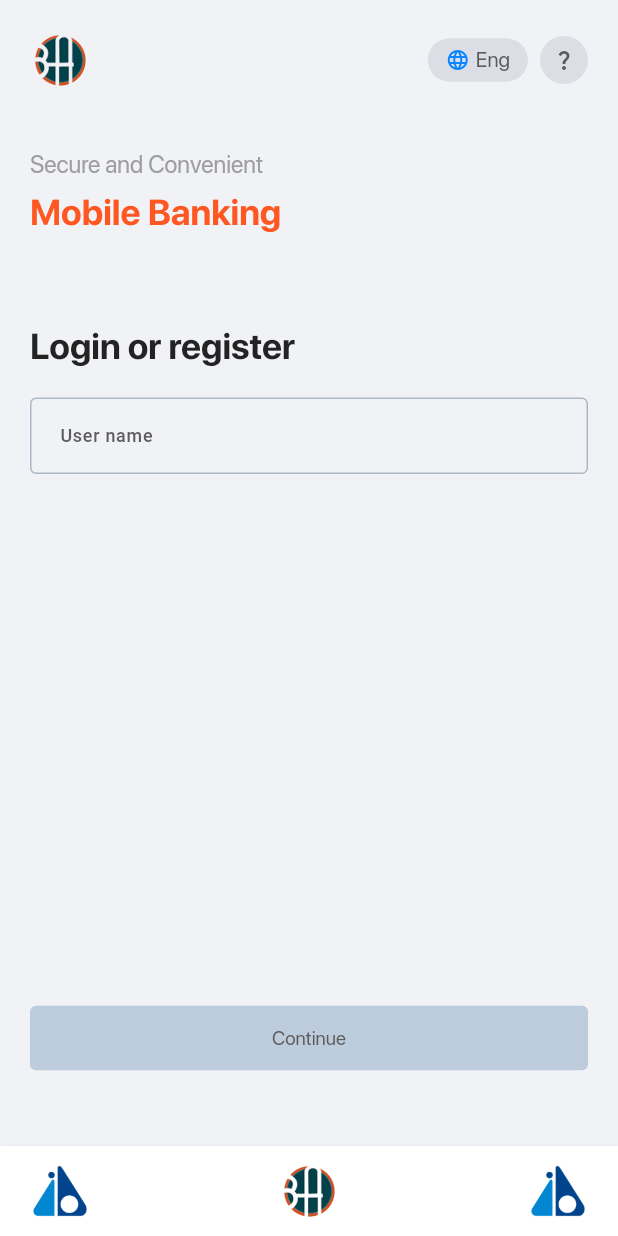
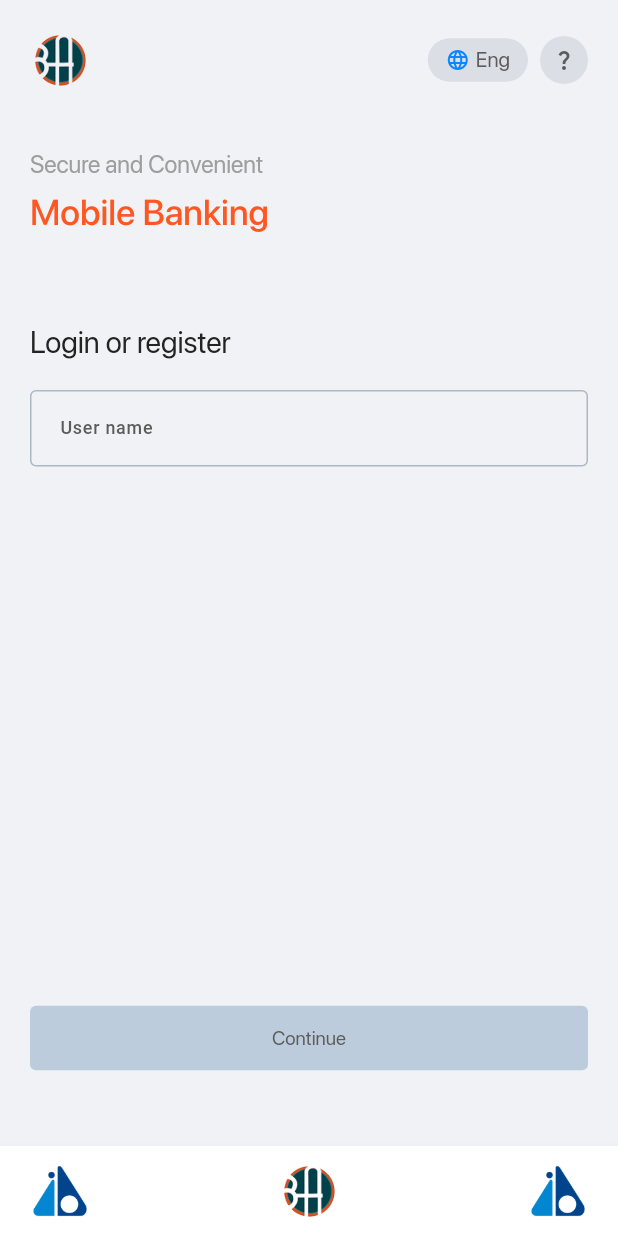
Before and after one commit to jiwantadhital/mdabali_report, a Flutter app: the screen it shows after launch, on a phone screen of 412 x 824 dp. Run offline on Flutter 3.47's test engine with Material 3 defaults, Android fonts, the phone set to English and light mode, and no system bars; our stand-ins replace bloc, equatable, fl_chart, flutter_bloc, flutter_sizer, get and 4 more; statements that could not run were skipped.

Commit message:
modified font weight of text

```diff
--- a/lib/view/login_page.dart
+++ b/lib/view/login_page.dart
@@ -27,12 +27,6 @@ class _LoginPageState extends State<LoginPage> {
 
     bool isValid(String mobile) {
       return mobile.isNotEmpty;
-    }
-
-    @override
-    void dispose() {
-      mobileNotifier.dispose();
-      super.dispose();
     }
 
     var colorScheme = Theme.of(context).colorScheme;
@@ -107,13 +101,13 @@ class _LoginPageState extends State<LoginPage> {
                   text: 'Mobile Banking',
                   fontSize: 24,
                   color: Colors.deepOrange,
-                  weight: FontWeight.bold,
+                  weight: FontWeight.w500,
                 ),
                 const SizedBox(height: 60),
                 CustomText(
                   text: 'Login or register',
-                  fontSize: 24,
-                  weight: FontWeight.bold,
+                  fontSize: 20,
+                  weight: FontWeight.w400,
                 ),
 
                 const SizedBox(height: 20),
@@ -133,24 +127,6 @@ class _LoginPageState extends State<LoginPage> {
                     return null;
                   },
                 ),
-
-                const SizedBox(height: 60),
-
-                // Row(
-                //   mainAxisAlignment: MainAxisAlignment.spaceBetween,
-                //   children: [
-                //     CustomText(
-                //       text: 'Other Account Options',
-                //       fontSize: 16,
-                //       color: Colors.deepOrange,
-                //     ),
-                //     Icon(
-                //       Icons.chevron_right,
-                //       color: Colors.deepOrange,
-                //     ),
-                //   ],
-                // ),
-                // const SizedBox(height: 34),
 
                 const Spacer(),
 
--- a/lib/view/password_login_page.dart
+++ b/lib/view/password_login_page.dart
@@ -133,7 +133,7 @@ class _PasswordLoginPageState extends State<PasswordLoginPage> {
                         text: 'Mobile Banking',
                         fontSize: 24,
                         color: Colors.deepOrange,
-                        weight: FontWeight.bold,
+                        weight: FontWeight.w500,
                       ),
                       const SizedBox(height: 40),
                       UserPhoneNum(
```
